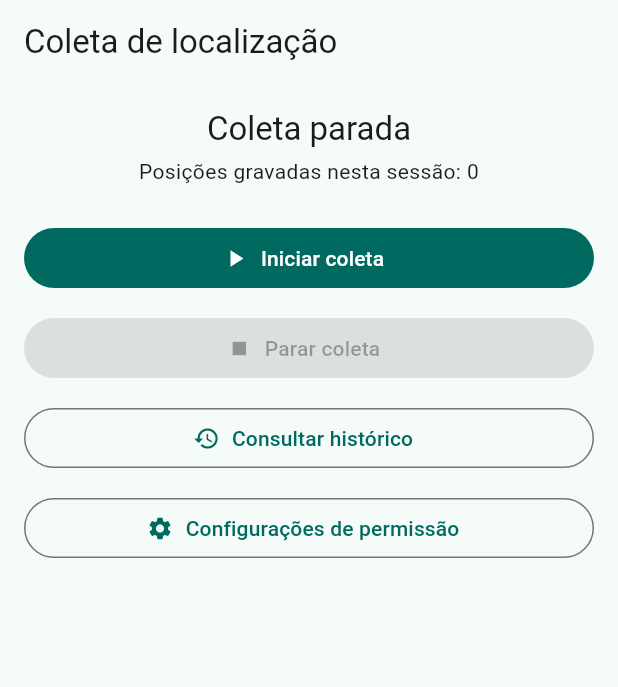
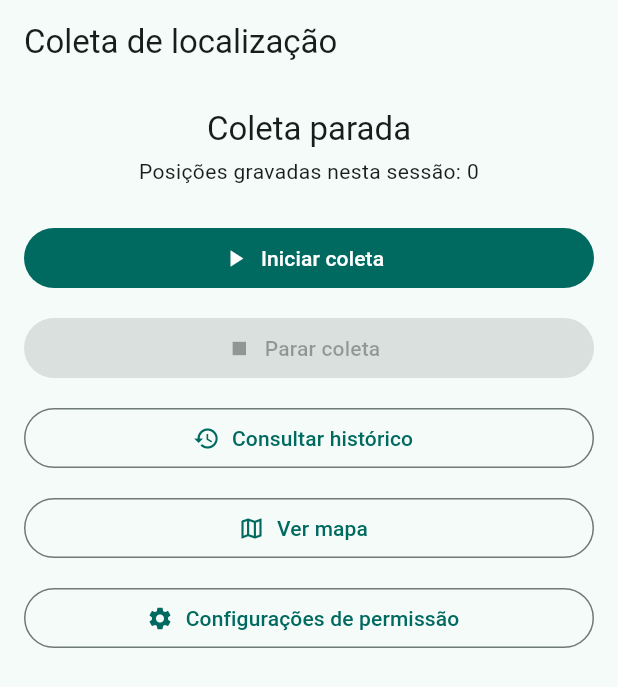
Before and after one commit to Leo-Slv/dispositivos-moveis-atv1, a Flutter app: the screen it shows after launch, on a phone screen of 412 x 824 dp. Shown: the top 687 px of the screen. Run offline on Flutter 3.47's test engine with Material 3 defaults, Android fonts, the phone set to English and light mode, and no system bars; our stand-ins replace flutter_map, geolocator, latlong2, permission_handler, sqflite; accounts and stored records are empty.

Commit message:
feat(mapa): adiciona botao Ver mapa e injeta CacheMapa

```diff
--- a/lib/app.dart
+++ b/lib/app.dart
@@ -2,13 +2,20 @@ import 'package:flutter/material.dart';
 
 import 'features/localizacoes/data/repositories/repositorio_localizacoes.dart';
 import 'features/localizacoes/presentation/screens/tela_coleta.dart';
+import 'features/localizacoes/services/cache_mapa.dart';
 import 'features/localizacoes/services/servico_localizacao.dart';
 
 class App extends StatelessWidget {
-  const App({super.key, required this.servico, required this.repositorio});
+  const App({
+    super.key,
+    required this.servico,
+    required this.repositorio,
+    required this.cacheMapa,
+  });
 
   final ServicoLocalizacao servico;
   final RepositorioLocalizacoes repositorio;
+  final CacheMapa cacheMapa;
 
   @override
   Widget build(BuildContext context) {
@@ -18,7 +25,11 @@ class App extends StatelessWidget {
         colorScheme: ColorScheme.fromSeed(seedColor: Colors.teal),
         useMaterial3: true,
       ),
-      home: TelaColeta(servico: servico, repositorio: repositorio),
+      home: TelaColeta(
+        servico: servico,
+        repositorio: repositorio,
+        cacheMapa: cacheMapa,
+      ),
     );
   }
 }
--- a/lib/features/localizacoes/presentation/screens/tela_coleta.dart
+++ b/lib/features/localizacoes/presentation/screens/tela_coleta.dart
@@ -5,18 +5,22 @@ import 'package:geolocator/geolocator.dart';
 
 import '../../data/repositories/repositorio_localizacoes.dart';
 import '../../models/localizacao.dart';
+import '../../services/cache_mapa.dart';
 import '../../services/servico_localizacao.dart';
 import 'tela_localizacoes.dart';
+import 'tela_mapa.dart';
 
 class TelaColeta extends StatefulWidget {
   const TelaColeta({
     super.key,
     required this.servico,
     required this.repositorio,
+    required this.cacheMapa,
   });
 
   final ServicoLocalizacao servico;
   final RepositorioLocalizacoes repositorio;
+  final CacheMapa cacheMapa;
 
   @override
   State<TelaColeta> createState() => _TelaColetaState();
@@ -79,6 +83,15 @@ class _TelaColetaState extends State<TelaColeta> {
           repositorio: widget.repositorio,
           coletando: _coletando,
         ),
+      ),
+    );
+  }
+
+  Future<void> _abrirMapa() {
+    return Navigator.of(context).push(
+      MaterialPageRoute<void>(
+        builder: (_) =>
+            TelaMapa(repositorio: widget.repositorio, cache: widget.cacheMapa),
       ),
     );
   }
@@ -210,6 +223,12 @@ class _TelaColetaState extends State<TelaColeta> {
             ),
             const SizedBox(height: 12),
             OutlinedButton.icon(
+              onPressed: _abrirMapa,
+              icon: const Icon(Icons.map_outlined),
+              label: const Text('Ver mapa'),
+            ),
+            const SizedBox(height: 12),
+            OutlinedButton.icon(
               onPressed: widget.servico.abrirConfiguracoesApp,
               icon: const Icon(Icons.settings),
               label: const Text('Configurações de permissão'),
--- a/lib/main.dart
+++ b/lib/main.dart
@@ -3,6 +3,7 @@ import 'package:flutter/material.dart';
 import 'app.dart';
 import 'features/localizacoes/data/database/banco_localizacoes.dart';
 import 'features/localizacoes/data/repositories/repositorio_localizacoes.dart';
+import 'features/localizacoes/services/cache_mapa.dart';
 import 'features/localizacoes/services/servico_localizacao.dart';
 
 void main() {
@@ -11,6 +12,7 @@ void main() {
     App(
       servico: ServicoLocalizacao(),
       repositorio: RepositorioLocalizacoes(BancoLocalizacoes()),
+      cacheMapa: CacheMapa(),
     ),
   );
 }
```
Also changed, not shown: 1 other file.
